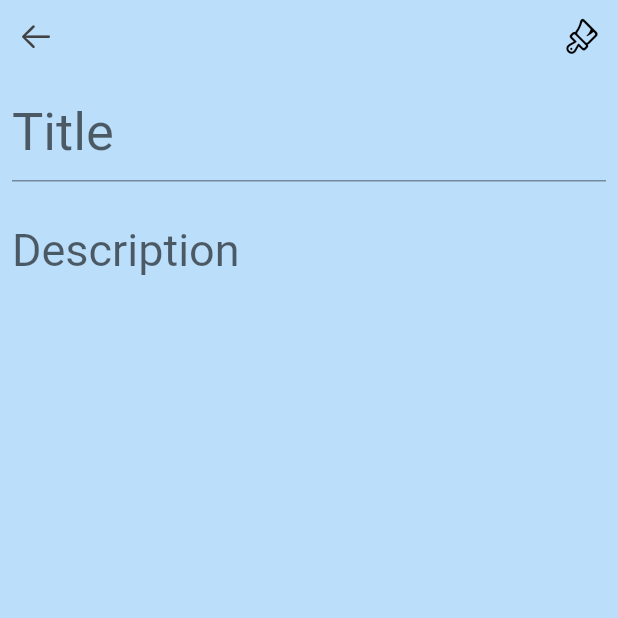
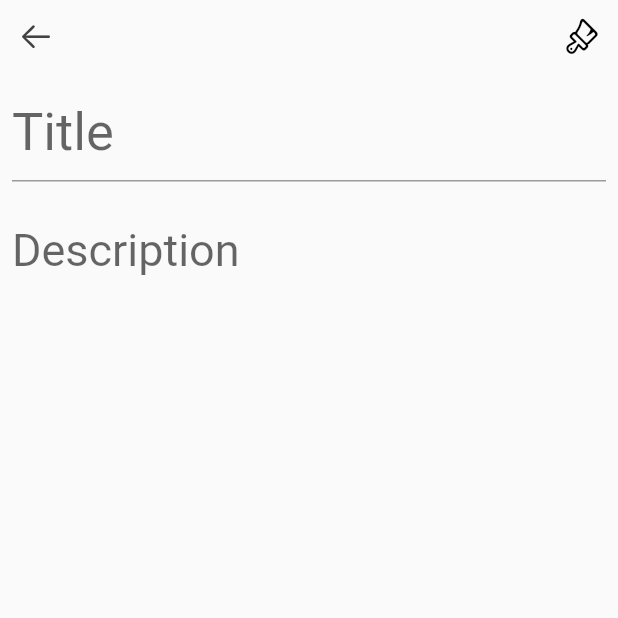
Before and after one commit to malik-vishu/Notes-App-Flutter, a Flutter app: the CreateScreen screen opened directly, on a phone screen of 412 x 824 dp, the top half of it. Run offline on Flutter 3.47's test engine with Material 2 defaults, Android fonts, the phone set to English and light mode, and no system bars; our stand-ins replace isar, velocity_x; accounts and stored records are empty; generated files the repository leaves out were written again.

Commit message:
first commit

```diff
--- a/lib/screens/create_screen.dart
+++ b/lib/screens/create_screen.dart
@@ -23,6 +23,8 @@ class _CreateScreenState extends State<CreateScreen> {
 
   final localDb = LocalDBService();
   ColorOptions? selectedOption;
+  Color? bgColor;
+
   @override
   void initState() {
     super.initState();
@@ -30,6 +32,19 @@ class _CreateScreenState extends State<CreateScreen> {
     if (widget.note != null) {
       _tController.text = widget.note!.title;
       _dController.text = widget.note!.desc;
+      if (widget.note!.color == "Red") {
+        bgColor = const Color.fromARGB(255, 248, 100, 100);
+      } else if (widget.note!.color == "Blue") {
+        bgColor = const Color.fromARGB(255, 119, 203, 244);
+      } else if (widget.note!.color == "Green") {
+        bgColor = Colors.green[200];
+      } else if (widget.note!.color == "Yellow") {
+        bgColor = const Color.fromARGB(243, 248, 231, 78);
+      } else if (widget.note!.color == "White") {
+        bgColor = const Color.fromARGB(240, 255, 255, 255);
+      } else {
+        bgColor = const Color.fromARGB(240, 255, 255, 255);
+      }
     }
   }
 
@@ -88,7 +103,7 @@ class _CreateScreenState extends State<CreateScreen> {
   @override
   Widget build(BuildContext context) {
     return Scaffold(
-      backgroundColor: Colors.blue[100],
+      backgroundColor: bgColor,
       body: SingleChildScrollView(
         child: SafeArea(
           child: SizedBox(
@@ -164,6 +179,23 @@ class _CreateScreenState extends State<CreateScreen> {
                         onSelected: (ColorOptions item) {
                           setState(() {
                             selectedOption = item;
+                            if (selectedOption == ColorOptions.red) {
+                              bgColor =
+                                  const Color.fromARGB(255, 248, 100, 100);
+                            } else if (selectedOption == ColorOptions.blue) {
+                              bgColor =
+                                  const Color.fromARGB(255, 119, 203, 244);
+                            } else if (selectedOption == ColorOptions.green) {
+                              bgColor = Colors.green[200];
+                            } else if (selectedOption == ColorOptions.yellow) {
+                              bgColor = const Color.fromARGB(243, 248, 231, 78);
+                            } else if (selectedOption == ColorOptions.white) {
+                              bgColor =
+                                  const Color.fromARGB(240, 255, 255, 255);
+                            } else {
+                              bgColor =
+                                  const Color.fromARGB(240, 255, 255, 255);
+                            }
                           });
                         },
                         itemBuilder: (BuildContext context) =>
```
